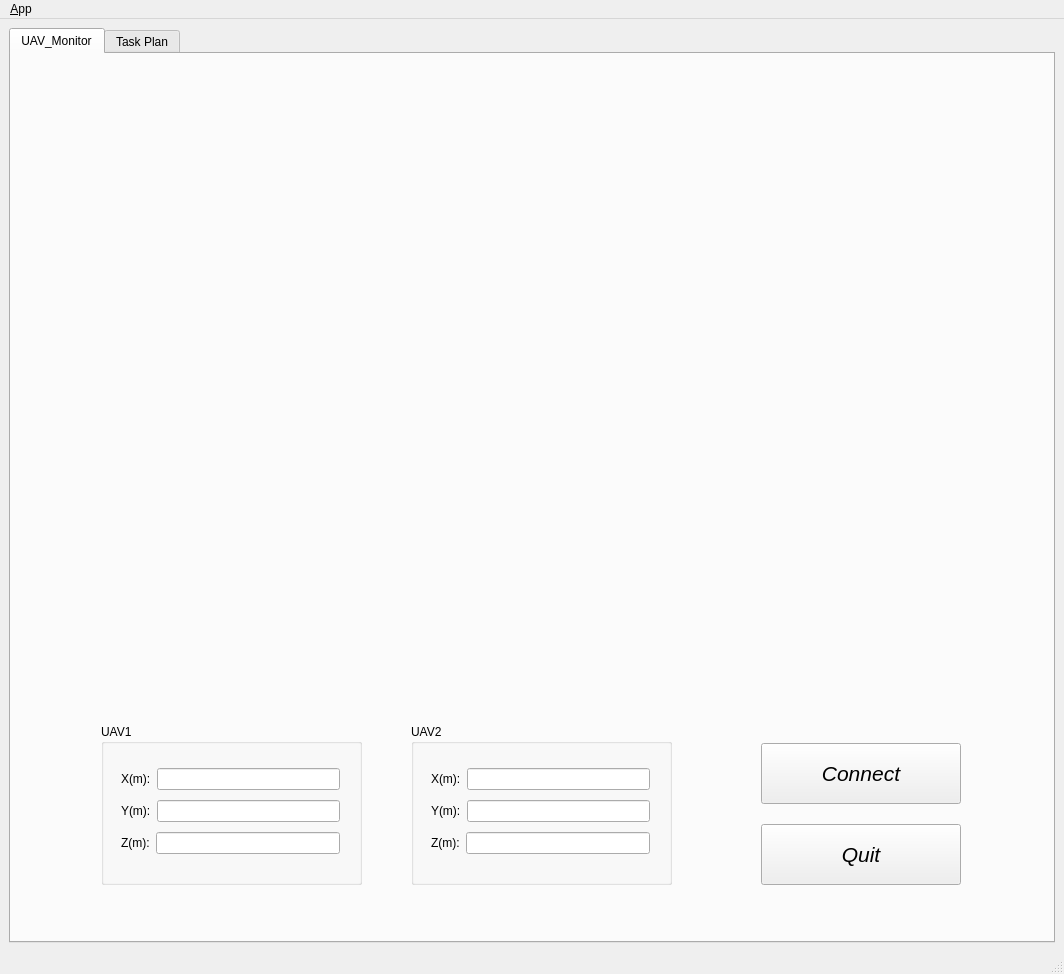
Above: task_planning/ui/main_window.ui from WindyLab/FlyingToolbox before the change. Below: the same form after it.
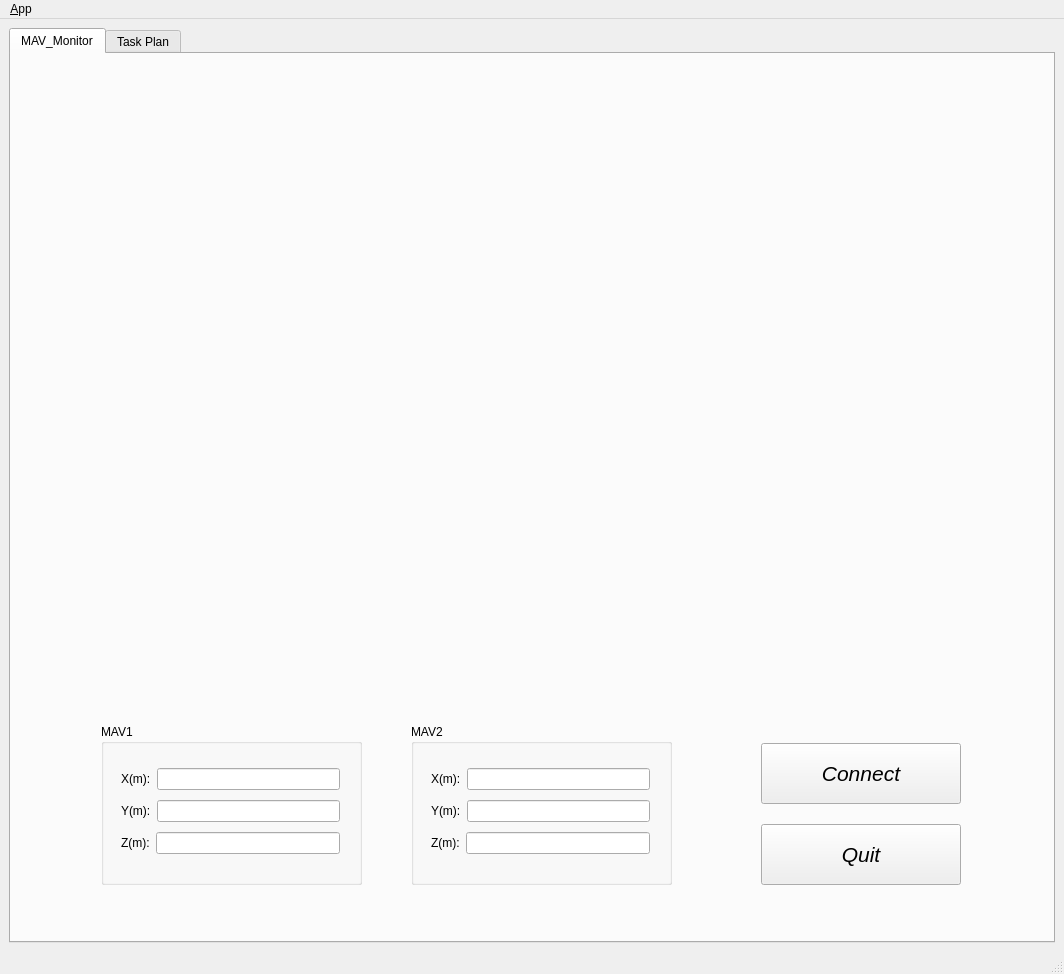
That is the form after the change. Icons and pictures are not drawn.

```diff
--- a/task_planning/ui/main_window.ui
+++ b/task_planning/ui/main_window.ui
@@ -41,7 +41,7 @@
       </property>
       <widget class="QWidget" name="UAV">
        <attribute name="title">
-        <string>UAV_Monitor</string>
+        <string>MAV_Monitor</string>
        </attribute>
        <widget class="QGroupBox" name="groupBox_2">
         <property name="geometry">
@@ -53,7 +53,7 @@
          </rect>
         </property>
         <property name="title">
-         <string>UAV2</string>
+         <string>MAV2</string>
         </property>
         <widget class="QWidget" name="layoutWidget_2">
          <property name="geometry">
@@ -130,7 +130,7 @@
          </rect>
         </property>
         <property name="title">
-         <string>UAV1</string>
+         <string>MAV1</string>
         </property>
         <widget class="QWidget" name="layoutWidget">
          <property name="geometry">
```
Left out of the diff: 12 changed lines with no effect on the pictures.
